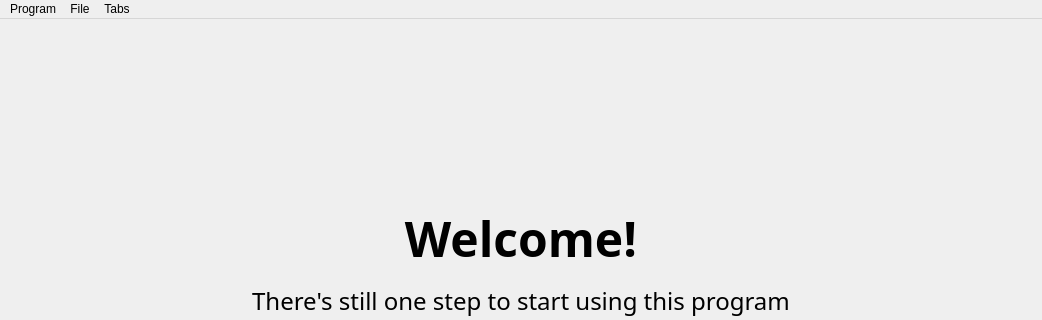
Before: the Qt Designer form views/mainwindow.ui in TheDmitry/CS206-OOP-Application, drawn with Qt 5; both pictures show x 0 to 1042 and y 0 to 320 of the 1042 by 618 pixel window.
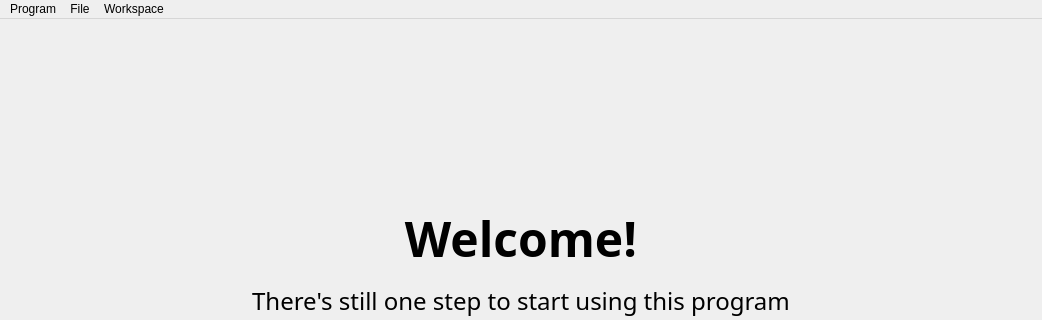
After: the same form once the commit is applied.

Patch:
```diff
--- a/views/mainwindow.ui
+++ b/views/mainwindow.ui
@@ -109,7 +109,7 @@
    </widget>
    <widget class="QMenu" name="menuWorkspace">
     <property name="title">
-     <string>Tabs</string>
+     <string>Workspace</string>
     </property>
     <property name="separatorsCollapsible">
      <bool>false</bool>
```
